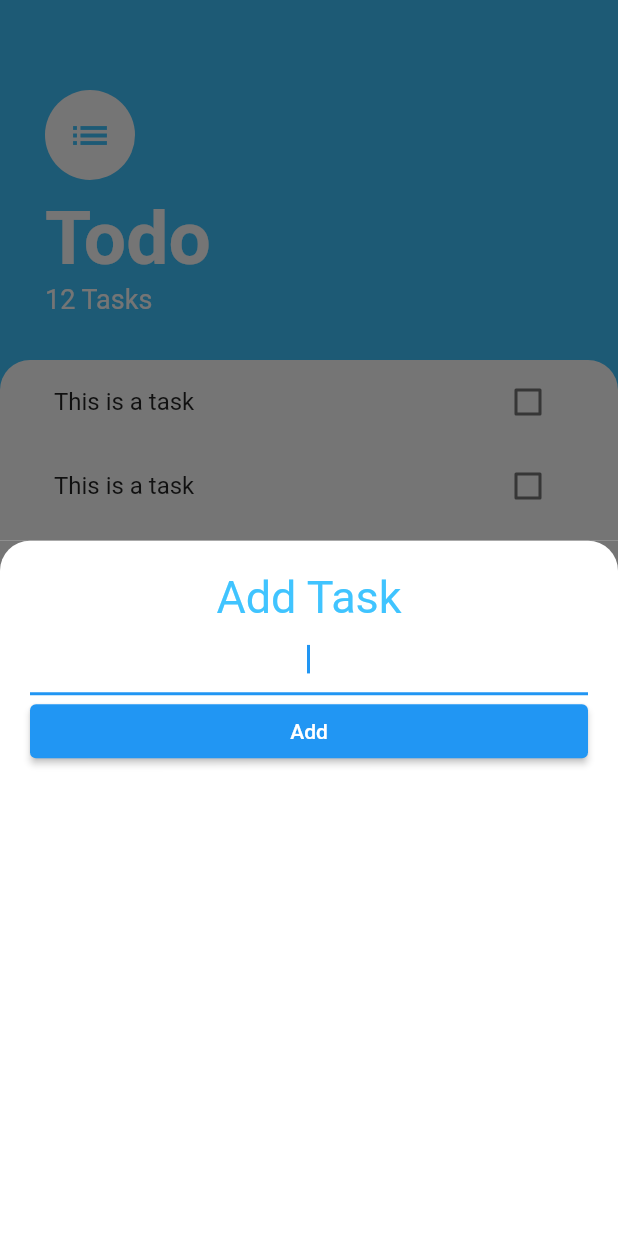
After one commit to arvan903/todo_list_flutter, a Flutter app: the screen it shows after launch, after a tap on the "add" icon, on a phone screen of 412 x 824 dp. The commit adds this screen. Run offline on Flutter 3.47's test engine with Material 2 defaults, Android fonts, the phone set to English and light mode, and no system bars.

Commit message:
add task added

```diff
--- /dev/null
+++ b/lib/screens/add_task_screen.dart
@@ -0,0 +1,45 @@
+import 'package:flutter/material.dart';
+
+class AddTaskScreen extends StatelessWidget {
+  const AddTaskScreen({Key? key}) : super(key: key);
+
+  @override
+  Widget build(BuildContext context) {
+    return Container(
+      color: Color(0xff757575),
+      child: Container(
+        padding: EdgeInsets.all(20.0),
+        decoration: BoxDecoration(
+          color: Colors.white,
+          borderRadius: BorderRadius.only(
+            topLeft: Radius.circular(20.0),
+            topRight: Radius.circular(20.0),
+          ),
+        ),
+        child: Column(
+          crossAxisAlignment: CrossAxisAlignment.stretch,
+          children: [
+            Text(
+              'Add Task',
+              textAlign: TextAlign.center,
+              style: TextStyle(
+                color: Colors.lightBlueAccent,
+                fontSize: 30.0,
+              ),
+            ),
+            TextField(
+              autofocus: true,
+              textAlign: TextAlign.center,
+            ),
+            ElevatedButton(
+              onPressed: () {},
+              child: Text(
+                'Add',
+              ),
+            )
+          ],
+        ),
+      ),
+    );
+  }
+}
--- a/lib/screens/task_screen.dart
+++ b/lib/screens/task_screen.dart
@@ -1,5 +1,5 @@
 import 'package:flutter/material.dart';
-
+import 'add_task_screen.dart';
 import '../widgets/tasks_list.dart';
 
 class TasksScreen extends StatelessWidget {
@@ -7,10 +7,13 @@ class TasksScreen extends StatelessWidget {
 
   @override
   Widget build(BuildContext context) {
-    return Scaffold(
+    return new Scaffold(
       backgroundColor: Colors.lightBlueAccent,
       floatingActionButton: FloatingActionButton(
-        onPressed: null,
+        onPressed: () {
+          showModalBottomSheet(
+              context: context, builder: (context) => AddTaskScreen());
+        },
         backgroundColor: Colors.lightBlueAccent,
         child: Icon(Icons.add),
       ),
```
